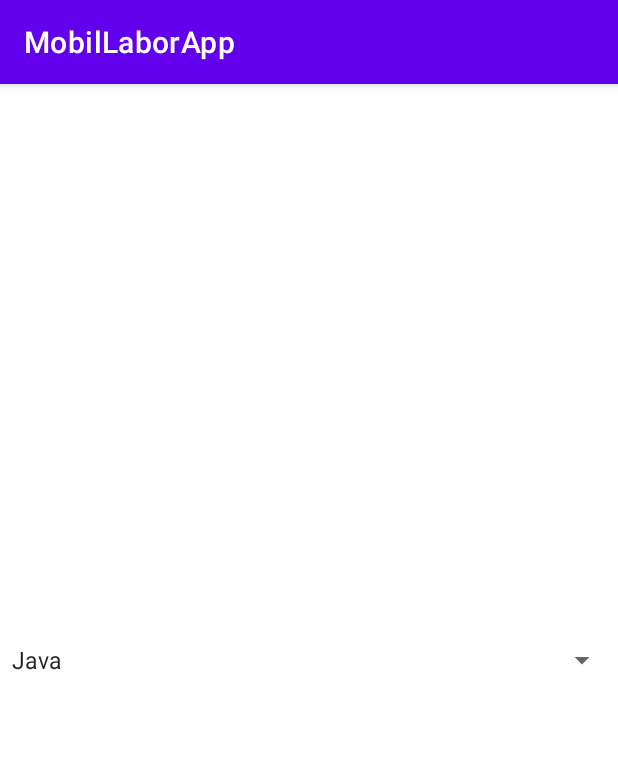
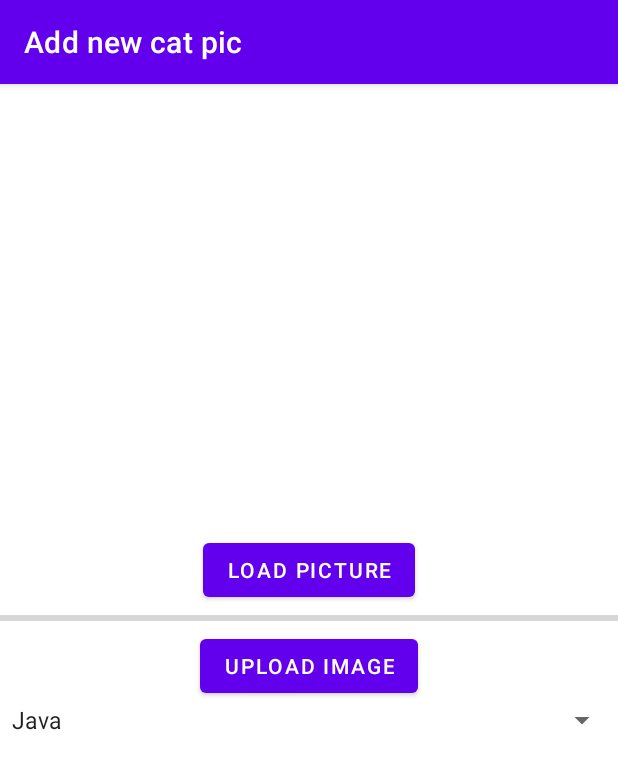
Before and after one commit to kozgot/MobilLablorApp, an Android app: the screen it shows after launch (AddPictureActivity), after a tap on an icon or button, on a phone screen of 412 x 824 dp. Shown: the top 769 px of the screen. Run offline under Robolectric (Android 15) with nearby library versions, the phone set to English and light mode, and no system bars; our stand-ins replace Dagger/Hilt's generated code, EventBus; pictures from the network do not load.

Commit message:
Image upload WIP

```diff
--- a/app/src/main/java/com/example/mobillaborapp/MobilLaborAppApplicationComponent.kt
+++ b/app/src/main/java/com/example/mobillaborapp/MobilLaborAppApplicationComponent.kt
@@ -2,6 +2,7 @@ package com.example.mobillaborapp
 import com.example.mobillaborapp.repository.InteractorModule
 import com.example.mobillaborapp.repository.network.NetworkModule
 import com.example.mobillaborapp.ui.UIModule
+import com.example.mobillaborapp.ui.addpicture.AddPictureActivity
 import com.example.mobillaborapp.ui.picturelist.ScrollingActivity
 import dagger.Component
 import javax.inject.Singleton
@@ -10,4 +11,5 @@ import javax.inject.Singleton
 @Component(modules = [UIModule::class, NetworkModule::class, InteractorModule::class])
 interface MobilLaborAppApplicationComponent {
     fun inject(scrollingActivity: ScrollingActivity)
+    fun inject(addPictureActivity: AddPictureActivity)
 }
--- a/app/src/main/java/com/example/mobillaborapp/repository/network/CatAPI.kt
+++ b/app/src/main/java/com/example/mobillaborapp/repository/network/CatAPI.kt
@@ -3,6 +3,7 @@ package com.example.mobillaborapp.repository.network
 import com.example.mobillaborapp.model.Breed
 import com.example.mobillaborapp.model.Image
 import com.example.mobillaborapp.model.UploadResponse
+import okhttp3.MultipartBody
 import okhttp3.RequestBody
 import retrofit2.Call
 import retrofit2.http.*
@@ -62,7 +63,7 @@ interface CatAPI {
     fun uploadImage(
         @Part("file\"; filename=\"file\"") file: RequestBody,
         @Header("x-api-key") xApiKey: String,
-        @Part("breed_ids") breedIds: String?
+        @Part("breed_ids") breedIds: RequestBody?
     ): Call<UploadResponse>
 
     /**
--- a/app/src/main/java/com/example/mobillaborapp/repository/network/NetworkInteractor.kt
+++ b/app/src/main/java/com/example/mobillaborapp/repository/network/NetworkInteractor.kt
@@ -3,6 +3,7 @@ package com.example.mobillaborapp.repository.network
 
 import android.util.Log
 import com.example.mobillaborapp.events.*
+import okhttp3.MultipartBody
 import okhttp3.RequestBody
 import org.greenrobot.eventbus.EventBus
 import javax.inject.Inject
@@ -109,7 +110,7 @@ class NetworkInteractor @Inject constructor(private var catApi: CatAPI) {
         }
     }
 
-    fun uploadImage(requestBody: RequestBody, breedId: String) {
+    fun uploadImage(requestBody: RequestBody, breedId: RequestBody) {
         val event = UploadImageEvent()
         try {
             val uploadImageQueryCall =
--- a/app/src/main/java/com/example/mobillaborapp/ui/UIModule.kt
+++ b/app/src/main/java/com/example/mobillaborapp/ui/UIModule.kt
@@ -28,7 +28,7 @@ class UIModule(private val context: Context) {
 
     @Provides
     @Singleton
-    fun addPicturePresenter(networkInteractor: NetworkInteractor) = AddPicturePresenter(networkInteractor)
+    fun addPicturePresenter(executor: Executor, networkInteractor: NetworkInteractor) = AddPicturePresenter(executor, networkInteractor)
 
     @Provides
     @Singleton
--- a/app/src/main/java/com/example/mobillaborapp/ui/addpicture/AddPictureActivity.kt
+++ b/app/src/main/java/com/example/mobillaborapp/ui/addpicture/AddPictureActivity.kt
@@ -1,20 +1,49 @@
 package com.example.mobillaborapp.ui.addpicture
 
 import android.content.Context
+import android.content.Intent
+import android.net.Uri
+import android.os.Build
 import androidx.appcompat.app.AppCompatActivity
 import android.os.Bundle
 import android.view.Gravity
 import android.view.View
 import android.widget.*
+import androidx.annotation.RequiresApi
 import com.example.mobillaborapp.R
+import com.example.mobillaborapp.injector
+import com.example.mobillaborapp.model.UploadRequestBody
+import com.example.mobillaborapp.ui.utils.getFileName
 import kotlinx.android.synthetic.main.activity_add_picture.*
+import okhttp3.MediaType
+import okhttp3.RequestBody
+import java.io.File
+import java.io.FileInputStream
+import java.io.FileOutputStream
+import javax.inject.Inject
 
-class AddPictureActivity : AppCompatActivity(), AdapterView.OnItemSelectedListener{
+class AddPictureActivity : AppCompatActivity(), AdapterView.OnItemSelectedListener, UploadRequestBody.UploadCallback,
+    AddPictureScreen {
+    @Inject
+    lateinit var addPicturePresenter: AddPicturePresenter
+
     var languages = arrayOf("Java", "PHP", "Kotlin", "Javascript", "Python", "Swift")
+
+    // image picker
+    lateinit var imageView: ImageView
+    lateinit var button: Button
+    lateinit var uploadButton: Button
+    private var imageUri: Uri? = null
+
+    val REQUEST_CODE = 100
+
+    @RequiresApi(Build.VERSION_CODES.KITKAT)
     override fun onCreate(savedInstanceState: Bundle?) {
         super.onCreate(savedInstanceState)
         setContentView(R.layout.activity_add_picture)
+        injector.inject(this)
 
+        // breed selector
         var aa = ArrayAdapter(this, android.R.layout.simple_spinner_item, languages)
         aa.setDropDownViewResource(android.R.layout.simple_spinner_dropdown_item)
 
@@ -27,6 +56,31 @@ class AddPictureActivity : AppCompatActivity(), AdapterView.OnItemSelectedListen
             gravity = Gravity.CENTER
 
         }
+
+        //image picker
+        title = "Add new cat pic"
+        imageView = findViewById(R.id.imageView)
+        button = findViewById(R.id.buttonLoadPicture)
+        button.setOnClickListener {
+            val intent = Intent(Intent.ACTION_PICK)
+            intent.type = "image/*"
+            startActivityForResult(intent, REQUEST_CODE)
+        }
+
+        uploadButton = findViewById(R.id.buttonUploadImage)
+        uploadButton.setOnClickListener {
+            uploadImage()
+        }
+    }
+
+    override fun onStart() {
+        super.onStart()
+        addPicturePresenter.attachScreen(this)
+    }
+
+    override fun onStop() {
+        addPicturePresenter.detachScreen()
+        super.onStop()
     }
 
     override fun onNothingSelected(parent: AdapterView<*>?) {
@@ -46,4 +100,40 @@ class AddPictureActivity : AppCompatActivity(), AdapterView.OnItemSelectedListen
     private fun showToast(context: Context = applicationContext, message: String, duration: Int = Toast.LENGTH_LONG) {
         Toast.makeText(context, message, duration).show()
     }
+
+    override fun onActivityResult(requestCode: Int, resultCode: Int, data: Intent?) {
+        super.onActivityResult(requestCode, resultCode, data)
+        if (resultCode == RESULT_OK && requestCode == REQUEST_CODE) {
+            imageUri = data?.data
+            imageView.setImageURI(imageUri)
+        }
+    }
+
+    @RequiresApi(Build.VERSION_CODES.KITKAT)
+    private fun uploadImage() {
+        if (imageUri == null) {
+            showToast(message = "Select an image first!")
+            return
+        }
+
+        var parcelFileDescriptor = contentResolver.openFileDescriptor(imageUri!!, "r", null) ?: return
+        var inputStream = FileInputStream(parcelFileDescriptor.fileDescriptor)
+        var file = File(cacheDir, contentResolver.getFileName(imageUri!!))
+        var outputStream = FileOutputStream(file)
+        inputStream.copyTo(outputStream)
+
+        progress_bar.progress = 0
+        // val body = UploadRequestBody(file, "image", this)
+
+        // todo breed id
+        addPicturePresenter.uploadImage(file, "sibe", file.name)
+    }
+
+    override fun onProgressUpdate(percentage: Int) {
+        progress_bar.progress = percentage
+    }
+
+    override fun setUploadProgress(progress: Int) {
+        progress_bar.progress = progress
+    }
 }
--- a/app/src/main/java/com/example/mobillaborapp/ui/addpicture/AddPicturePresenter.kt
+++ b/app/src/main/java/com/example/mobillaborapp/ui/addpicture/AddPicturePresenter.kt
@@ -1,9 +1,64 @@
 package com.example.mobillaborapp.ui.addpicture
 
+import com.example.mobillaborapp.events.UploadImageEvent
 import com.example.mobillaborapp.repository.network.NetworkInteractor
 import com.example.mobillaborapp.ui.Presenter
+import okhttp3.MediaType
+import okhttp3.MultipartBody
+import okhttp3.RequestBody
+import org.greenrobot.eventbus.EventBus
+import org.greenrobot.eventbus.Subscribe
+import org.greenrobot.eventbus.ThreadMode
+import java.io.File
+import java.util.concurrent.Executor
 import javax.inject.Inject
 
-class AddPicturePresenter @Inject constructor(networkInteractor: NetworkInteractor): Presenter<AddPictureScreen?>() {
-    // todo: implementation
+class AddPicturePresenter @Inject constructor(
+    private val executor: Executor,
+    private val networkInteractor: NetworkInteractor
+): Presenter<AddPictureScreen>() {
+    override fun attachScreen(screen: AddPictureScreen) {
+        super.attachScreen(screen)
+        EventBus.getDefault().register(this)
+    }
+
+    override fun detachScreen() {
+        EventBus.getDefault().unregister(this)
+        super.detachScreen()
+    }
+
+    fun uploadImage(file: File, breedId: String, fileName: String) {
+        //val filePart = MultipartBody.Part.createFormData(
+          //  "file", file.name, RequestBody.create(
+            //    MediaType.parse("image/*"), file
+            //)
+       // )
+        //val imageFormData = MultipartBody.Part.createFormData("file", fileName, body)
+        val fbody = RequestBody.create(
+            MediaType.parse("image/*"),
+            file
+        )
+        val breedRequestBody = RequestBody.create(MediaType.parse("multipart/form-data"), breedId)
+        executor.execute {
+            networkInteractor.uploadImage(fbody, breedRequestBody)
+        }
+    }
+
+    @Subscribe(threadMode = ThreadMode.MAIN)
+    fun onEventMainThread(event: UploadImageEvent) {
+        if (event.throwable != null) {
+            event.throwable?.printStackTrace()
+            if (screen != null) {
+                // todo handle error
+                //screen?.showNetworkError(event.throwable?.message.orEmpty())
+            }
+        } else {
+            if (screen != null) {
+                if (event.result != null) {
+                    // todo: check the response code
+                    screen?.setUploadProgress(100)
+                }
+            }
+        }
+    }
 }
--- a/app/src/main/java/com/example/mobillaborapp/ui/addpicture/AddPictureScreen.kt
+++ b/app/src/main/java/com/example/mobillaborapp/ui/addpicture/AddPictureScreen.kt
@@ -1,4 +1,5 @@
 package com.example.mobillaborapp.ui.addpicture
 
 interface AddPictureScreen {
+    fun setUploadProgress(progress: Int)
 }
--- a/app/src/main/res/layout/activity_add_picture.xml
+++ b/app/src/main/res/layout/activity_add_picture.xml
@@ -1,12 +1,49 @@
 <?xml version="1.0" encoding="utf-8"?>
+<androidx.coordinatorlayout.widget.CoordinatorLayout xmlns:android="http://schemas.android.com/apk/res/android"
+    xmlns:app="http://schemas.android.com/apk/res-auto"
+    xmlns:tools="http://schemas.android.com/tools"
+    android:layout_width="match_parent"
+    android:layout_height="match_parent"
+    android:fitsSystemWindows="true"
+    tools:context=".ui.addpicture.AddPictureActivity">
+    <androidx.core.widget.NestedScrollView xmlns:android="http://schemas.android.com/apk/res/android"
+        xmlns:app="http://schemas.android.com/apk/res-auto"
+        xmlns:tools="http://schemas.android.com/tools"
+        android:layout_width="match_parent"
+        android:layout_height="match_parent"
+        app:layout_behavior="@string/appbar_scrolling_view_behavior"
+        tools:context=".ui.addpicture.AddPictureActivity"
+        tools:showIn="@layout/activity_scrolling">
         <LinearLayout xmlns:android="http://schemas.android.com/apk/res/android"
             xmlns:tools="http://schemas.android.com/tools"
             android:layout_width="match_parent"
             android:layout_height="match_parent"
             android:orientation="vertical"
             android:id="@+id/linearLayout"
-    android:gravity="center"
             tools:context=".ui.addpicture.AddPictureActivity">
+            <ImageView
+                android:id="@+id/imageView"
+                android:layout_width="match_parent"
+                android:layout_height="300dp"/>
+            <Button
+                android:id="@+id/buttonLoadPicture"
+                android:layout_width="wrap_content"
+                android:layout_height="wrap_content"
+                android:layout_gravity="center"
+                android:text="Load Picture" />
+            <ProgressBar
+                android:id="@+id/progress_bar"
+                style="@style/Widget.AppCompat.ProgressBar.Horizontal"
+                android:layout_width="match_parent"
+                android:layout_height="wrap_content"
+                android:max="100"
+                tools:progress="40" />
+            <Button
+                android:id="@+id/buttonUploadImage"
+                android:layout_width="wrap_content"
+                android:layout_height="wrap_content"
+                android:layout_gravity="center"
+                android:text="Upload Image" />
 
             <Spinner
                 android:id="@+id/mySpinner"
@@ -15,3 +52,5 @@
                 android:layout_height="wrap_content" />
 
         </LinearLayout>
+    </androidx.core.widget.NestedScrollView>
+</androidx.coordinatorlayout.widget.CoordinatorLayout>
--- /dev/null
+++ b/app/src/main/res/xml/file_paths.xml
@@ -0,0 +1,6 @@
+<?xml version="1.0" encoding="utf-8"?>
+<paths>
+    <external-cache-path
+        name="cache"
+        path="camera" />
+</paths>
```
Also changed, not shown: app/src/main/AndroidManifest.xml (+12 -0 lines), app/src/main/java/com/example/mobillaborapp/model/UploadRequestBody.kt (added, +57 -0 lines), app/src/main/java/com/example/mobillaborapp/ui/utils/Utils.kt (+14 -0 lines). Lines whose indentation alone changed are shown as unchanged.
